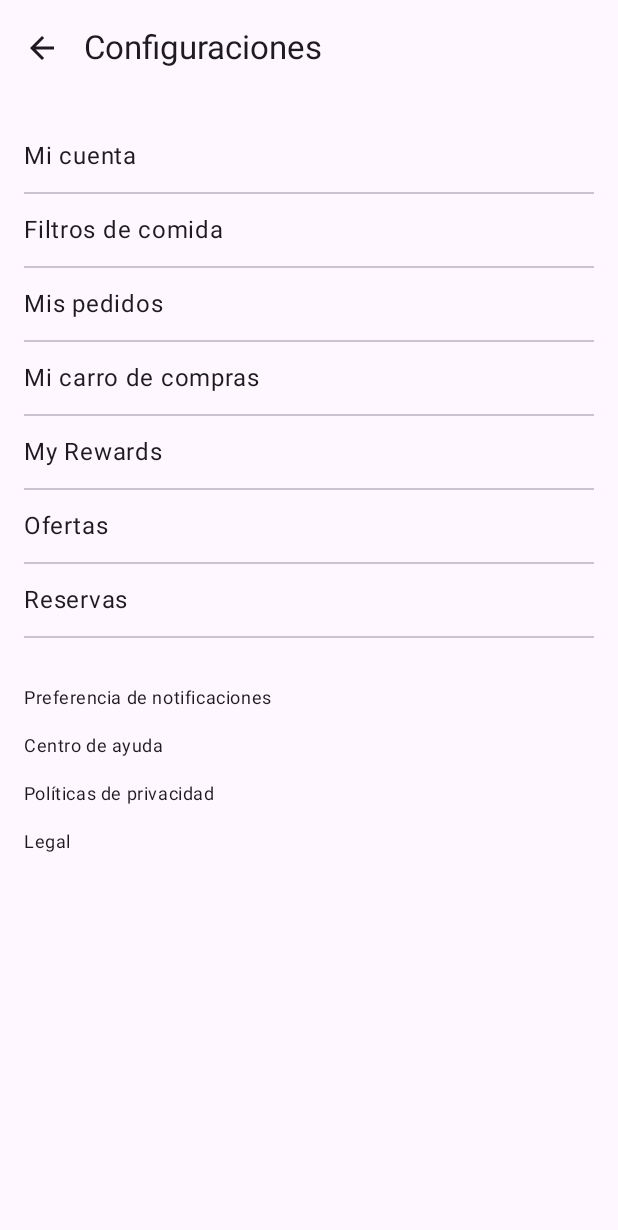
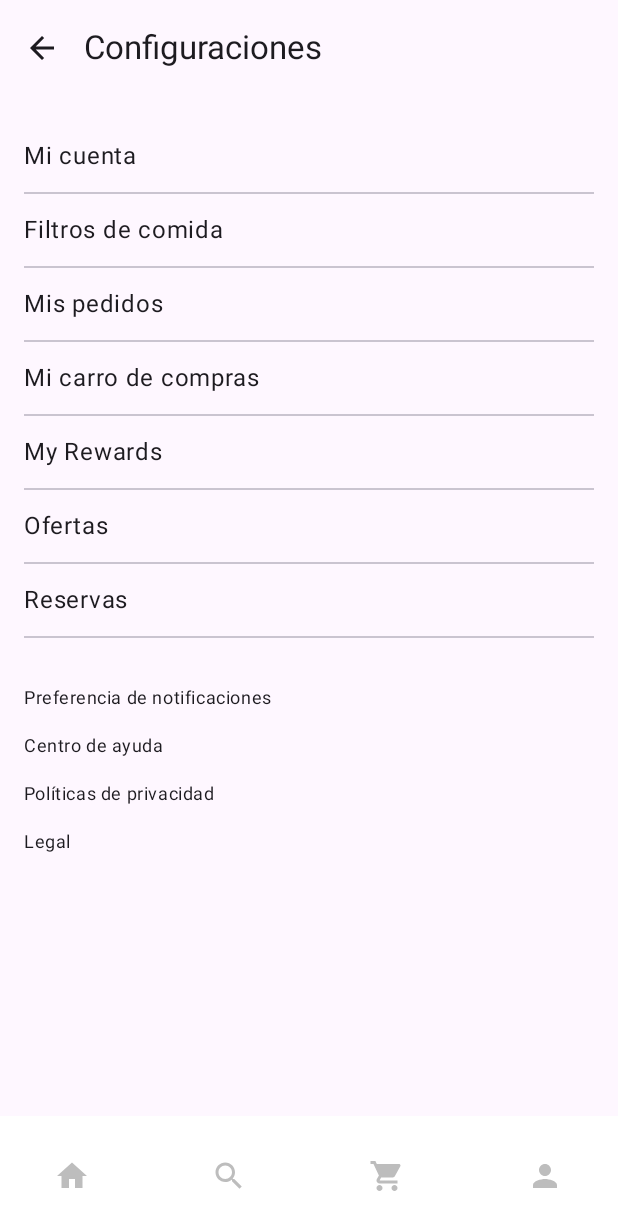
Before and after one commit to DilanAlavi/Mobile-Restaurant-Project, an Android app built with Jetpack Compose: the screen it shows after launch (MainActivity), after a tap on "Settings", on a phone screen of 412 x 824 dp. Shown: the top 1230 px of the screen. Run offline under Robolectric (Android 15) with nearby library versions, the phone set to English and light mode, and no system bars; our stand-ins replace Dagger/Hilt's generated code; libraries missing offline, so code that uses them is left out: com.chuckerteam.chucker; pictures from the network do not load; 4 statements that could not run were skipped.

Commit message:
Agregando Navegacion de buttom

```diff
--- a/app/src/main/java/com/ucb/ucbtest/MainActivity.kt
+++ b/app/src/main/java/com/ucb/ucbtest/MainActivity.kt
@@ -4,6 +4,9 @@ import android.os.Bundle
 import androidx.activity.ComponentActivity
 import androidx.activity.compose.setContent
 import androidx.activity.enableEdgeToEdge
+import androidx.compose.material3.Scaffold
+import androidx.navigation.compose.rememberNavController
+import com.ucb.ucbtest.bottomNav.BottomBar
 import com.ucb.ucbtest.navigation.AppNavigation
 import dagger.hilt.android.AndroidEntryPoint
 
@@ -14,7 +17,14 @@ class MainActivity : ComponentActivity() {
         super.onCreate(savedInstanceState)
         enableEdgeToEdge()
         setContent {
-            AppNavigation()
+            val navController = rememberNavController()
+
+            Scaffold(
+                bottomBar = { BottomBar(navController) }
+            ) { innerPadding ->
+                AppNavigation(navController, innerPadding)
+            }
+
         }
     }
 }
--- /dev/null
+++ b/app/src/main/java/com/ucb/ucbtest/bottomNav/BottomBar.kt
@@ -0,0 +1,59 @@
+package com.ucb.ucbtest.bottomNav
+
+import androidx.compose.foundation.background
+import androidx.compose.foundation.layout.fillMaxWidth
+import androidx.compose.foundation.shape.RoundedCornerShape
+import androidx.compose.material3.Icon
+import androidx.compose.material3.NavigationBar
+import androidx.compose.material3.NavigationBarItem
+import androidx.compose.material3.NavigationBarItemDefaults
+import androidx.compose.runtime.Composable
+import androidx.compose.ui.Modifier
+import androidx.compose.ui.graphics.Color
+import androidx.compose.ui.unit.dp
+import androidx.navigation.NavController
+import androidx.navigation.compose.currentBackStackEntryAsState
+
+@Composable
+fun BottomBar(navController: NavController) {
+    val navBackStackEntry = navController.currentBackStackEntryAsState()
+    val currentRoute = navBackStackEntry.value?.destination?.route
+
+    NavigationBar(
+        modifier = Modifier
+            .fillMaxWidth()
+            .background(
+                color = Color.White,
+                shape = RoundedCornerShape(topStart = 16.dp, topEnd = 16.dp)
+            ),
+        containerColor = Color.White,
+        tonalElevation = 0.dp
+    ) {
+        BottomNavItem.values().forEach { item ->
+            NavigationBarItem(
+                selected = currentRoute == item.route,
+                onClick = {
+                    if (currentRoute != item.route) {
+                        navController.navigate(item.route) {
+                            popUpTo(navController.graph.startDestinationId) {
+                                saveState = true
+                            }
+                            launchSingleTop = true
+                            restoreState = true
+                        }
+                    }
+                },
+                icon = {
+                    Icon(
+                        imageVector = item.icon,
+                        contentDescription = item.label,
+                        tint = if (currentRoute == item.route) Color(0xFFB71C1C) else Color(0xFFBDBDBD) // Rojo y gris
+                    )
+                },
+                colors = NavigationBarItemDefaults.colors(
+                    indicatorColor = Color.Transparent // Sin circulito o fondo raro
+                )
+            )
+        }
+    }
+}
--- /dev/null
+++ b/app/src/main/java/com/ucb/ucbtest/bottomNav/BottomNavItem.kt
@@ -0,0 +1,15 @@
+package com.ucb.ucbtest.bottomNav
+
+import androidx.compose.ui.graphics.vector.ImageVector
+import androidx.compose.material.icons.Icons
+import androidx.compose.material.icons.filled.Home
+import androidx.compose.material.icons.filled.Search
+import androidx.compose.material.icons.filled.ShoppingCart
+import androidx.compose.material.icons.filled.Person
+
+enum class BottomNavItem(val label: String, val icon: ImageVector, val route: String) {
+    HOME("Inicio", Icons.Filled.Home, "home"),
+    SEARCH("Buscar", Icons.Filled.Search, "search"),
+    CART("Carrito", Icons.Filled.ShoppingCart, "cart"),
+    PROFILE("Perfil", Icons.Filled.Person, "profile")
+}
--- a/app/src/main/java/com/ucb/ucbtest/navigation/AppNavigation.kt
+++ b/app/src/main/java/com/ucb/ucbtest/navigation/AppNavigation.kt
@@ -2,27 +2,25 @@ package com.ucb.ucbtest.navigation
 
 import androidx.compose.animation.EnterTransition
 import androidx.compose.animation.ExitTransition
+import androidx.compose.foundation.layout.PaddingValues
+import androidx.compose.foundation.layout.padding
 import androidx.compose.runtime.Composable
-import androidx.hilt.navigation.compose.hiltViewModel
-import androidx.navigation.NavType
+import androidx.compose.ui.Modifier
+import androidx.navigation.NavHostController
 import androidx.navigation.compose.NavHost
 import androidx.navigation.compose.composable
-import androidx.navigation.compose.rememberNavController
-import androidx.navigation.navArgument
 import com.ucb.ucbtest.meal.MealUI
 import com.ucb.ucbtest.settings.SettingsScreen
-import kotlinx.serialization.encodeToString
-import kotlinx.serialization.json.Json
-import java.net.URLDecoder
-import java.net.URLEncoder
 
 @Composable
-fun AppNavigation() {
-    val navController = rememberNavController()
-
+fun AppNavigation(
+    navController: NavHostController,
+    innerPadding: PaddingValues // Agregado aquí
+) {
     NavHost(
         navController = navController,
         startDestination = Screen.MealScreen.route,
+        modifier = Modifier.padding(innerPadding), // Ahora usa innerPadding correctamente
         enterTransition = { EnterTransition.None },
         exitTransition = { ExitTransition.None },
         popEnterTransition = { EnterTransition.None },
@@ -30,12 +28,11 @@ fun AppNavigation() {
     ) {
         composable(Screen.MealScreen.route) {
             MealUI(
-                navController = navController, // Pasamos el navController a MealUI
+                navController = navController,
                 onDetailsClick = { /* Acción para ver detalles */ }
             )
         }
         composable(Screen.SettingsScreen.route) {
-            // Aquí agregas el SettingsScreen en la navegación
             SettingsScreen(
                 navController = navController
             )
```
Also changed, not shown: app/src/main/java/com/ucb/ucbtest/navigation/NavGraph.kt (added, +29 -0 lines).
